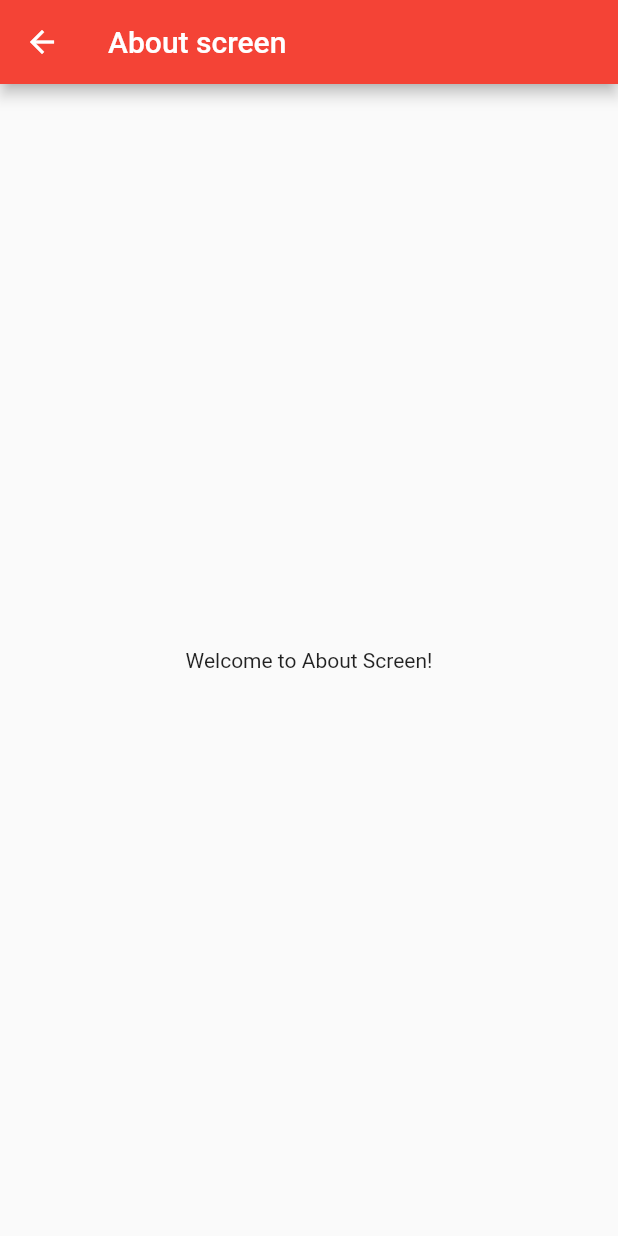
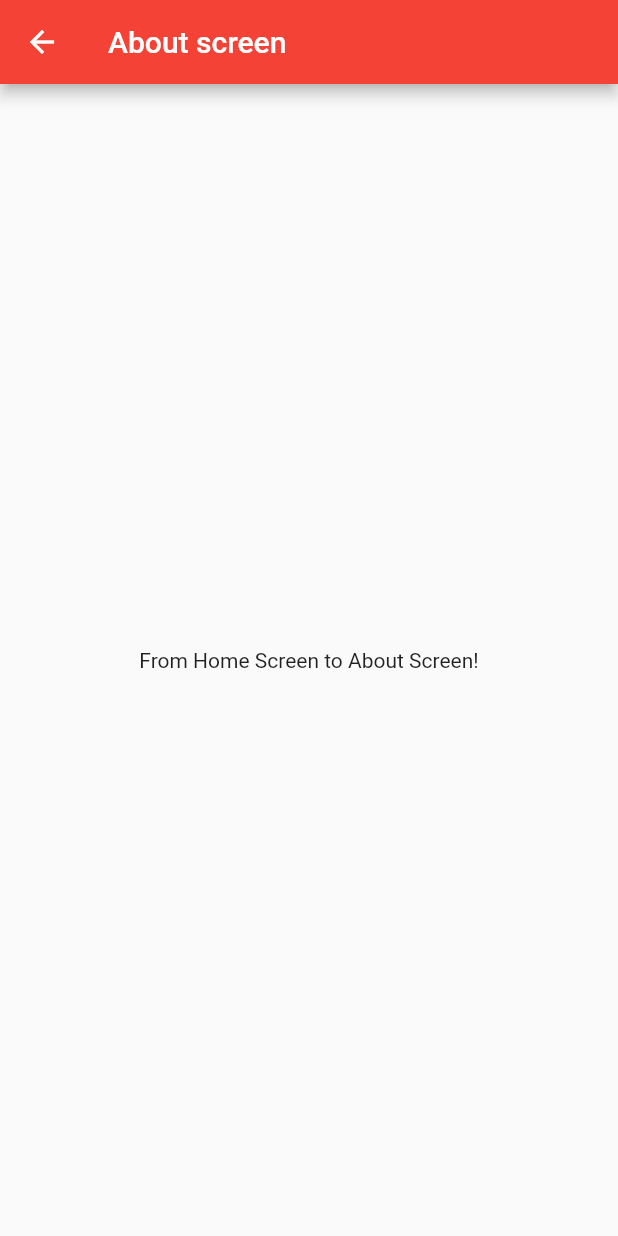
Before and after one commit to uni51/flutter-universe, a Flutter app: the screen it shows after launch, after a tap on "Go to About Screen", on a phone screen of 412 x 824 dp. Run offline on Flutter 3.47's test engine with Material 2 defaults, Android fonts, the phone set to English and light mode, and no system bars.

Commit message:
21. Navigating to screens - part 3 - passing data to another screen

```diff
--- a/lib/about.dart
+++ b/lib/about.dart
@@ -1,13 +1,15 @@
 import 'package:flutter/material.dart';
 
 class About extends StatelessWidget {
+  final String title;
+  About(this.title);
   @override
   Widget build(BuildContext context) {
     return Scaffold(
       appBar: AppBar(
         title: Text("About screen"),
       ),
-      body: Center(child: Text('Welcome to About Screen!'),),
+      body: Center(child: Text(this.title),),
     );
 
 
--- a/lib/home.dart
+++ b/lib/home.dart
@@ -22,7 +22,7 @@ class _HomeState extends State<Home> {
           RaisedButton(
             onPressed: () {
               Navigator.push(context, MaterialPageRoute(builder: (context){
-                return About();
+                return About("From Home Screen to About Screen!");
               }));
             },
             child: Text('Go to About Screen'),
```
